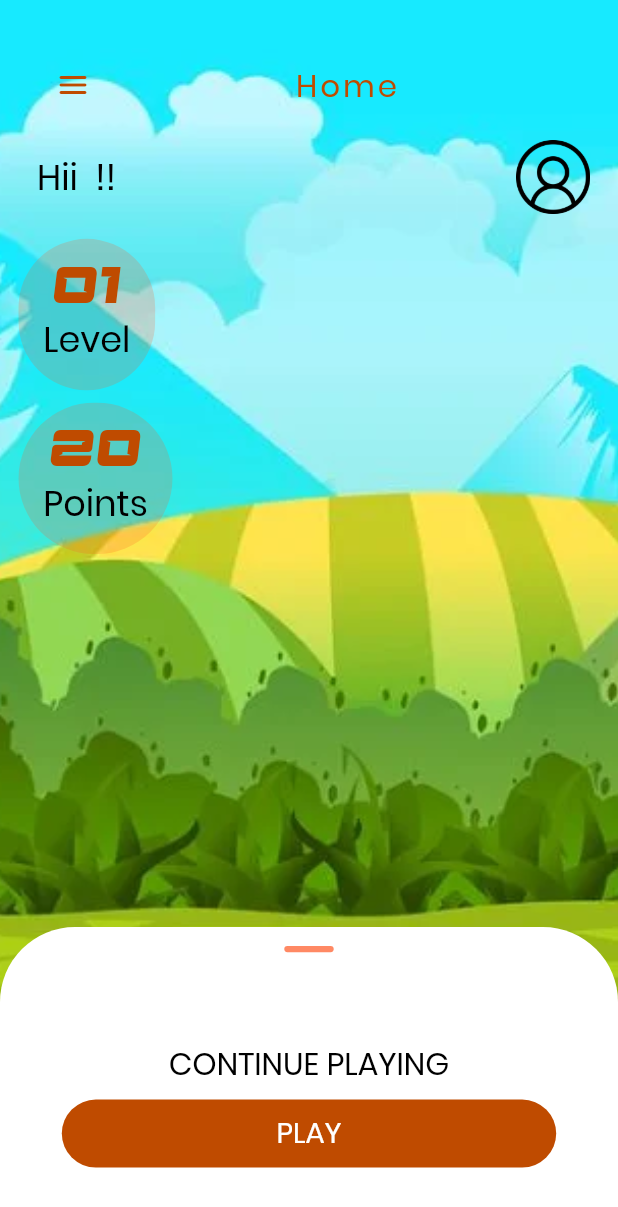
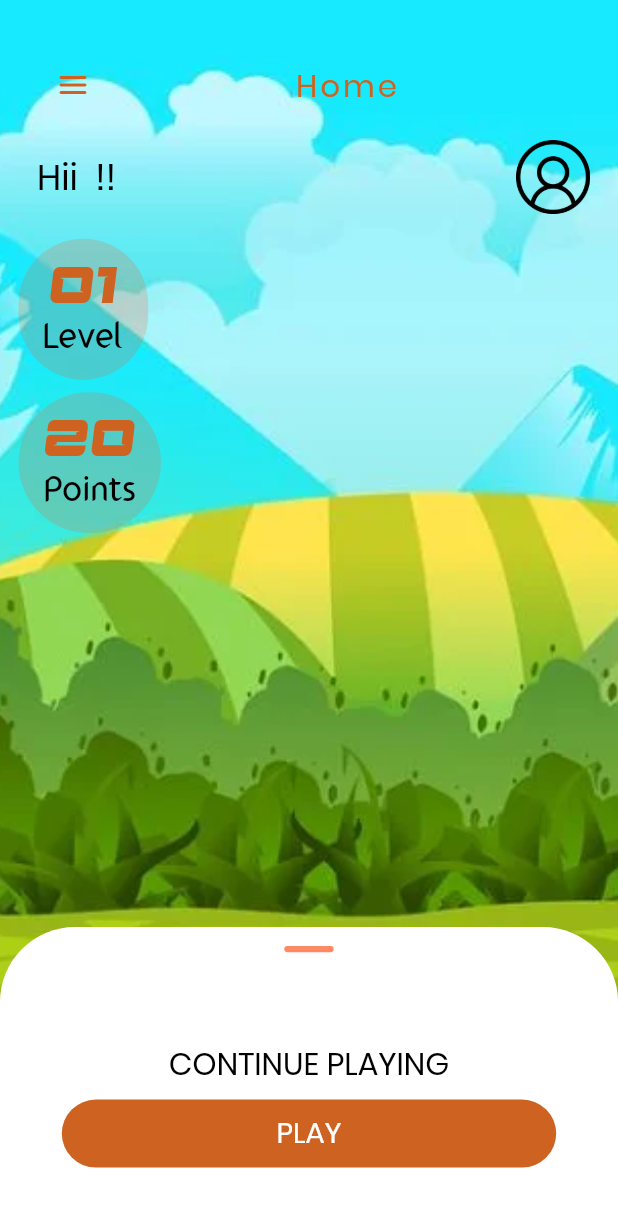
Before and after one commit to Jayfablead/jicksawapp, a Flutter app: the mainpage2 screen opened directly, on a phone screen of 412 x 824 dp. Shown: the top 1207 px of the screen. Run offline on Flutter 3.47's test engine with Material 2 defaults, Android fonts, the light colour scheme and no system bars; drawn by our look-alikes of cached_network_image; our stand-ins replace carousel_slider, connectivity, equatable, flip_card, flutter_colorpicker, get and 6 more; missing offline and left inert: model_viewer_plus, panara_dialogs, shake; accounts and stored records are empty; network calls fail; project files that could hold a hidden picture were left out.

Commit message:
change 26-05

```diff
--- a/lib/Screen/mainpage2.dart
+++ b/lib/Screen/mainpage2.dart
@@ -183,7 +183,7 @@ class _mainpage2State extends State<mainpage2> {
                                       color: Colors.black,
                                       fontSize: 17.sp,
                                       fontWeight: FontWeight.normal,
-                                      fontFamily: 'Poppins',
+                                      fontFamily: 'game',
                                     ),
                                   ),
                                 ],
@@ -213,7 +213,7 @@ class _mainpage2State extends State<mainpage2> {
                                       color: Colors.black,
                                       fontSize: 17.sp,
                                       fontWeight: FontWeight.normal,
-                                      fontFamily: 'Poppins',
+                                      fontFamily: 'game',
                                     ),
                                   ),
                                 ],
--- a/lib/const widget.dart
+++ b/lib/const widget.dart
@@ -7,7 +7,7 @@ import 'package:sizer/sizer.dart';
 const Color bgcolor = Colors.white;
 
 // const Color bgcolor = Color.fromARGB(255, 18, 28, 36);
-const Color primary = Color(0xffbf4b00);
+const Color primary = Color(0xffce6321);
 Color secondary = Colors.grey.withOpacity(0.1);
 
 const Color cCorrect = Color(0xFF538D4E);
```
